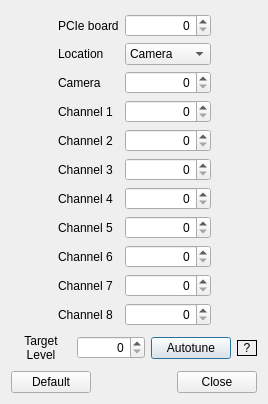
Before: the Qt Designer form escam/dialogdac.ui in Entwicklungsburo-Stresing/EBST_CAM, drawn with Qt 5.
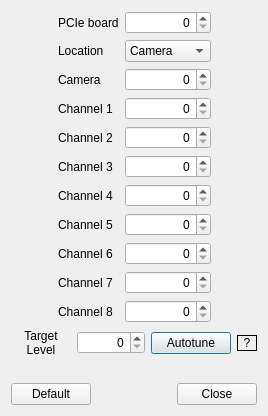
After: the same form once the commit is applied.

Commit message:
Fix autotune abort and algorithm
When clicking the stop button, the autotune function now aborts. Added a bigger delay to make the algorithm work correctly.

```diff
--- a/escam/dialogdac.ui
+++ b/escam/dialogdac.ui
@@ -7,7 +7,7 @@
     <x>0</x>
     <y>0</y>
     <width>268</width>
-    <height>404</height>
+    <height>412</height>
    </rect>
   </property>
   <property name="windowTitle">
@@ -355,6 +355,19 @@
      </property>
     </spacer>
    </item>
+   <item>
+    <widget class="QLabel" name="labelAutotuneWarning">
+     <property name="enabled">
+      <bool>false</bool>
+     </property>
+     <property name="text">
+      <string/>
+     </property>
+     <property name="alignment">
+      <set>Qt::AlignCenter</set>
+     </property>
+    </widget>
+   </item>
    <item>
     <layout class="QHBoxLayout" name="horizontalLayout">
      <item>
```
The commit also changes 2 other files.
